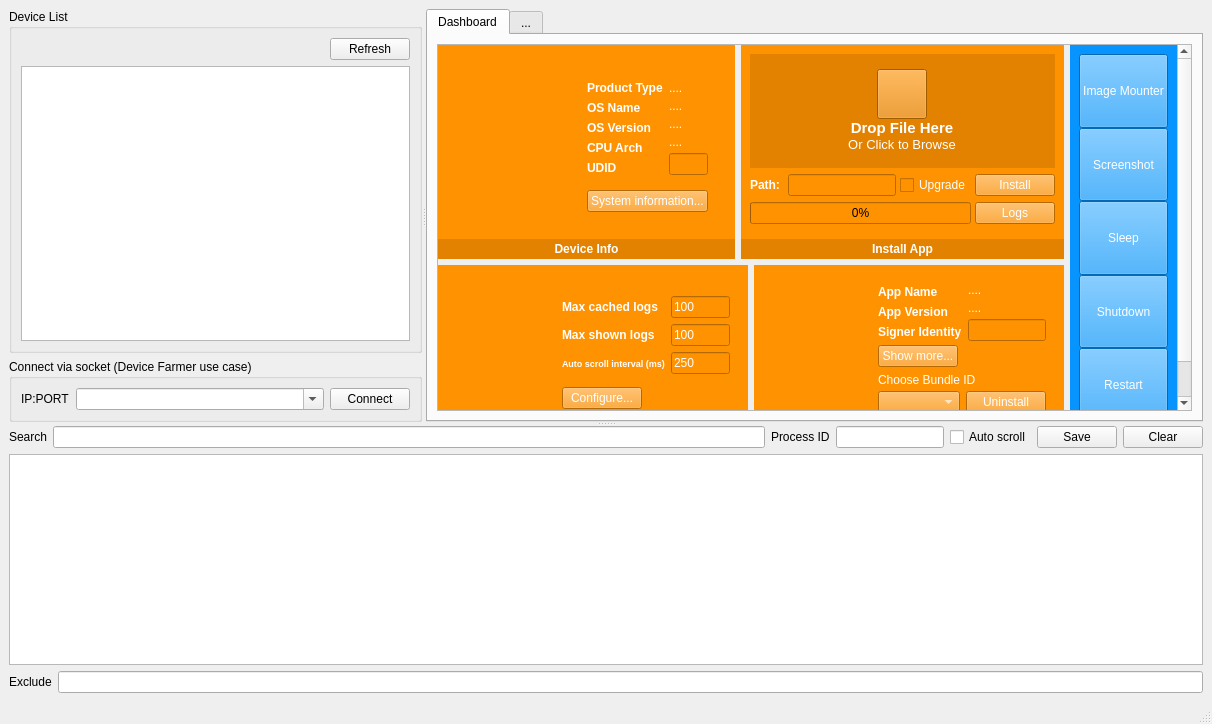
Above: Src/mainwindow.ui from hazmi-e205/iDebugTool before the change. Below: the same form after it.
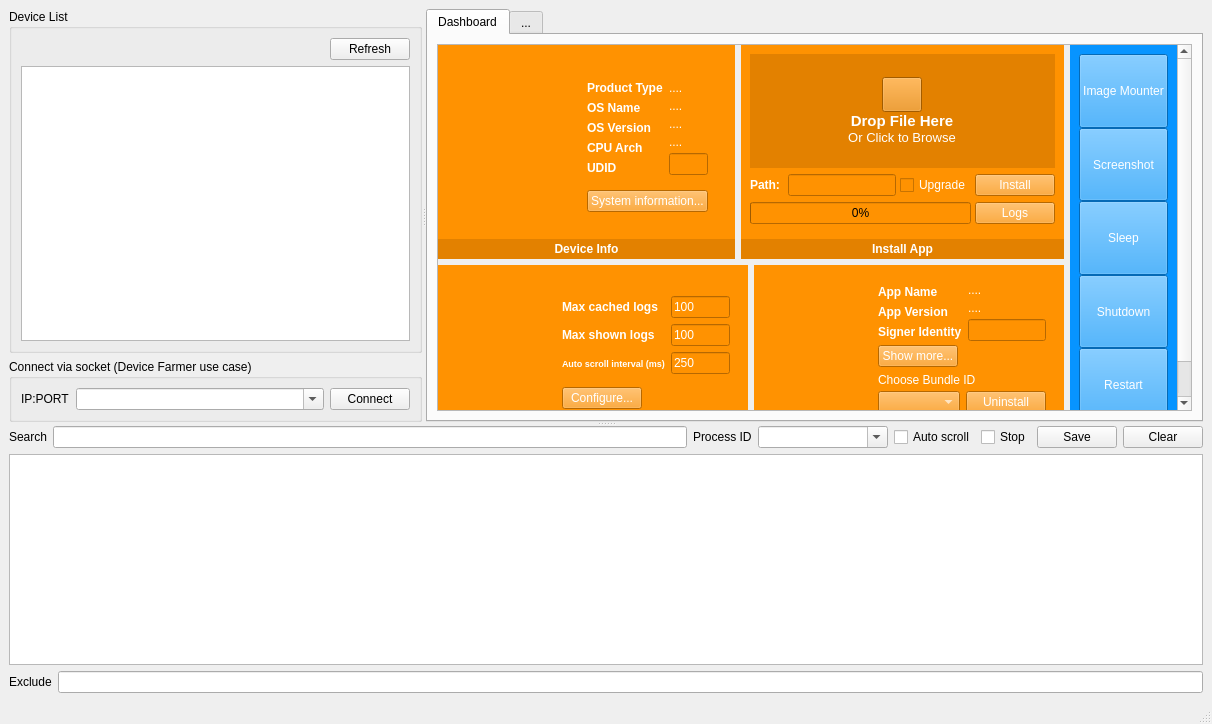
That is the form after the change. Icons and pictures are not drawn.

```diff
--- a/Src/mainwindow.ui
+++ b/Src/mainwindow.ui
@@ -701,8 +701,8 @@
                                         </property>
                                         <property name="minimumSize">
                                          <size>
-                                          <width>50</width>
-                                          <height>50</height>
+                                          <width>35</width>
+                                          <height>35</height>
                                          </size>
                                         </property>
                                         <property name="styleSheet">
@@ -1912,12 +1912,15 @@
            </widget>
           </item>
           <item>
-           <widget class="QLineEdit" name="pidEdit">
-            <property name="sizePolicy">
-             <sizepolicy hsizetype="Fixed" vsizetype="Fixed">
-              <horstretch>0</horstretch>
-              <verstretch>0</verstretch>
-             </sizepolicy>
+           <widget class="QComboBox" name="pidEdit">
+            <property name="minimumSize">
+             <size>
+              <width>130</width>
+              <height>0</height>
+             </size>
+            </property>
+            <property name="editable">
+             <bool>true</bool>
             </property>
            </widget>
           </item>
@@ -1928,6 +1931,13 @@
             </property>
            </widget>
           </item>
+          <item>
+           <widget class="QCheckBox" name="stopCheck">
+            <property name="text">
+             <string>Stop</string>
+            </property>
+           </widget>
+          </item>
           <item>
            <widget class="QPushButton" name="saveBtn">
             <property name="text">
```
